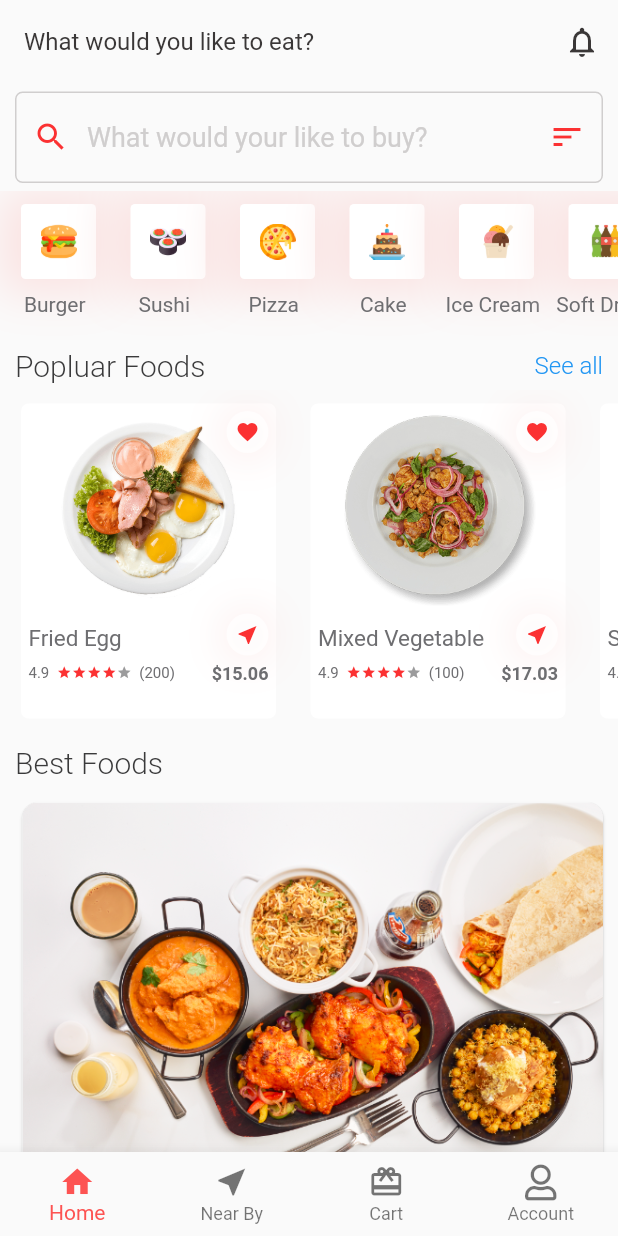
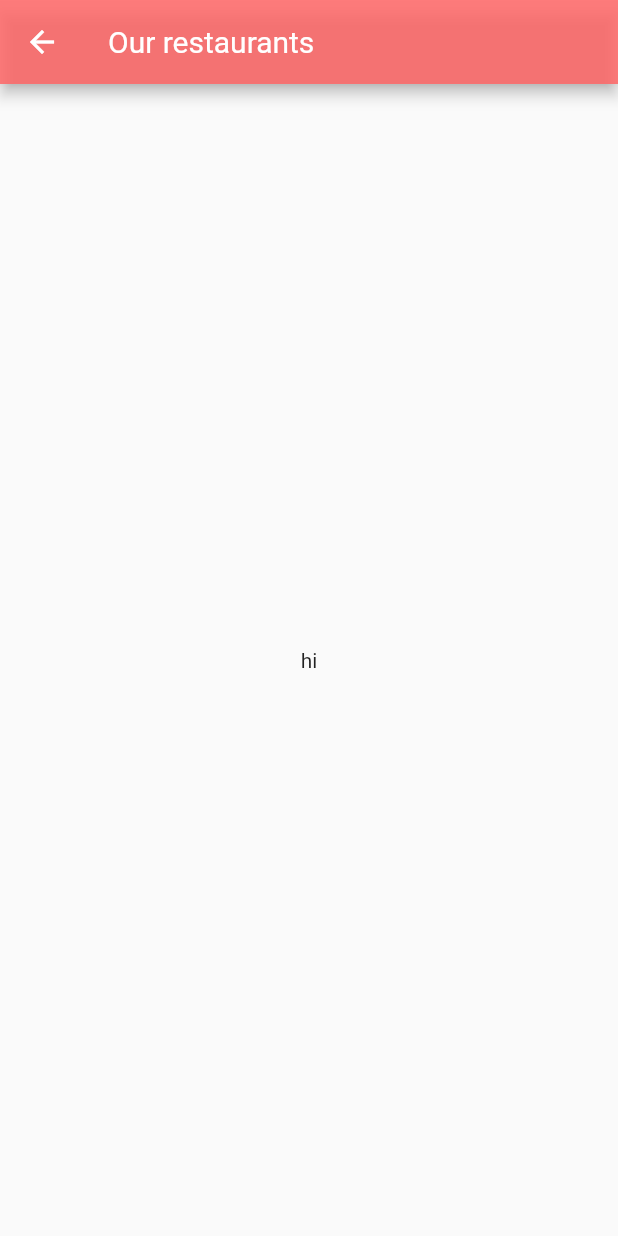
Before and after one commit to Pratul30/food_api, a Flutter app: the screen it shows after launch, after a tap on "Burger", on a phone screen of 412 x 824 dp. Run offline on Flutter 3.47's test engine with Material 2 defaults, Android fonts, the light colour scheme and no system bars; our stand-ins replace carousel_pro, font_awesome_flutter.

Commit message:
pages renamed as screens

```diff
--- a/lib/main.dart
+++ b/lib/main.dart
@@ -1,5 +1,6 @@
 import 'package:flutter/material.dart';
-import 'package:flutter_app/pages/HomePage.dart';
+import 'package:flutter_app/screens/HomeScreen.dart';
+import 'package:flutter_app/screens/Restaurant_list.dart';
 
 void main() {
   runApp(MyApp());
@@ -13,7 +14,10 @@ class MyApp extends StatelessWidget {
     return MaterialApp(
       debugShowCheckedModeBanner: false,
       theme: ThemeData(fontFamily: 'Roboto', hintColor: Color(0xFFd0cece)),
-      home: HomePage(),
+      home: HomeScreen(),
+      routes: {
+        'restaurant_list': (context) => RestaurantListScreen(),
+      },
     );
   }
 }
--- a/lib/pages/FoodOrderPage.dart
+++ b/lib/screens/FoodOrderScreen.dart
@@ -1,11 +1,11 @@
 import 'package:flutter/material.dart';
 
-class FoodOrderPage extends StatefulWidget {
+class FoodOrderScreen extends StatefulWidget {
   @override
-  _FoodOrderPageState createState() => _FoodOrderPageState();
+  _FoodOrderScreenState createState() => _FoodOrderScreenState();
 }
 
-class _FoodOrderPageState extends State<FoodOrderPage> {
+class _FoodOrderScreenState extends State<FoodOrderScreen> {
   int counter = 3;
 
   @override
--- a/lib/pages/HomePage.dart
+++ b/lib/screens/HomeScreen.dart
@@ -1,18 +1,18 @@
 import 'package:flutter/material.dart';
 import 'package:flutter_app/animation/ScaleRoute.dart';
-import 'package:flutter_app/pages/SignInPage.dart';
+import 'package:flutter_app/screens/SignInScreen.dart';
 import 'package:flutter_app/widgets/BestFoodWidget.dart';
 import 'package:flutter_app/widgets/BottomNavBarWidget.dart';
 import 'package:flutter_app/widgets/PopularFoodsWidget.dart';
 import 'package:flutter_app/widgets/SearchWidget.dart';
 import 'package:flutter_app/widgets/TopMenus.dart';
 
-class HomePage extends StatefulWidget {
+class HomeScreen extends StatefulWidget {
   @override
-  _HomePageState createState() => _HomePageState();
+  _HomeScreenState createState() => _HomeScreenState();
 }
 
-class _HomePageState extends State<HomePage> {
+class _HomeScreenState extends State<HomeScreen> {
   @override
   Widget build(BuildContext context) {
     return Scaffold(
@@ -34,7 +34,7 @@ class _HomePageState extends State<HomePage> {
               color: Color(0xFF3a3737),
             ),
             onPressed: () {
-              Navigator.push(context, ScaleRoute(page: SignInPage()));
+              Navigator.push(context, ScaleRoute(page: SignInScreen()));
             },
           )
         ],
--- /dev/null
+++ b/lib/screens/Restaurant_list.dart
@@ -0,0 +1,23 @@
+import 'package:flutter/material.dart';
+
+class RestaurantListScreen extends StatelessWidget {
+  const RestaurantListScreen({Key key}) : super(key: key);
+
+  @override
+  Widget build(BuildContext context) {
+    return Scaffold(
+      appBar: AppBar(
+        title: Text(
+          'Our restaurants',
+        ),
+        brightness: Brightness.light,
+        backgroundColor: Color.fromRGBO(255, 102, 102, 0.85),
+      ),
+      body: Container(
+        child: Center(
+          child: Text('hi'),
+        ),
+      ),
+    );
+  }
+}
--- a/lib/widgets/PopularFoodsWidget.dart
+++ b/lib/widgets/PopularFoodsWidget.dart
@@ -1,6 +1,6 @@
 import 'package:flutter/material.dart';
 import 'package:flutter_app/animation/ScaleRoute.dart';
-import 'package:flutter_app/pages/FoodDetailsPage.dart';
+import 'package:flutter_app/screens/FoodDetailsScreen.dart';
 
 class PopularFoodsWidget extends StatefulWidget {
   @override
@@ -50,7 +50,7 @@ class PopularFoodTiles extends StatelessWidget {
         Navigator.push(
           context,
           ScaleRoute(
-            page: FoodDetailsPage(),
+            page: FoodDetailsScreen(),
           ),
         );
       },
--- a/lib/widgets/TopMenus.dart
+++ b/lib/widgets/TopMenus.dart
@@ -42,7 +42,9 @@ class TopMenuTiles extends StatelessWidget {
   @override
   Widget build(BuildContext context) {
     return InkWell(
-      onTap: () {},
+      onTap: () {
+        Navigator.of(context).pushNamed('restaurant_list');
+      },
       child: Column(
         children: <Widget>[
           Container(
--- a/pubspec.yaml
+++ b/pubspec.yaml
@@ -25,7 +25,6 @@ dependencies:
   cupertino_icons: ^0.1.2
   carousel_pro: ^1.0.0
   font_awesome_flutter: 8.8.1
-  get:
 
 
 dev_dependencies:
```
Also changed, not shown: lib/screens/FoodDetailsScreen.dart (renamed from lib/pages/FoodDetailsPage.dart, +6 -6 lines), lib/screens/SignInScreen.dart (renamed from lib/pages/SignInPage.dart, +6 -5 lines), lib/screens/SignUpScreen.dart (renamed from lib/pages/SignUpPage.dart, +4 -3 lines), pubspec.lock.
